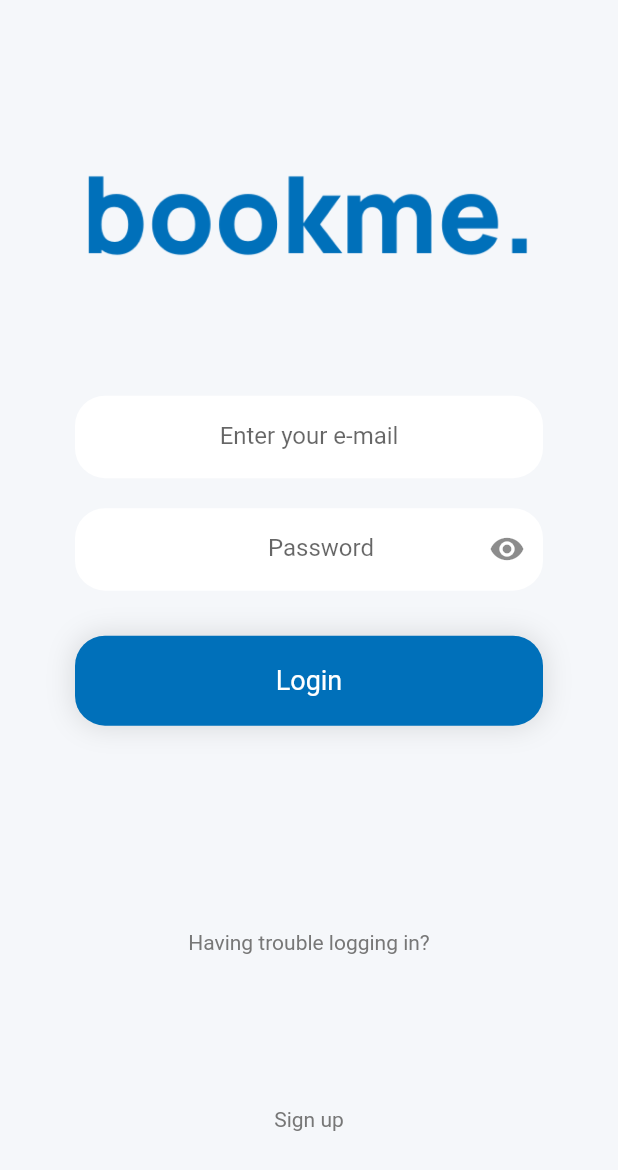
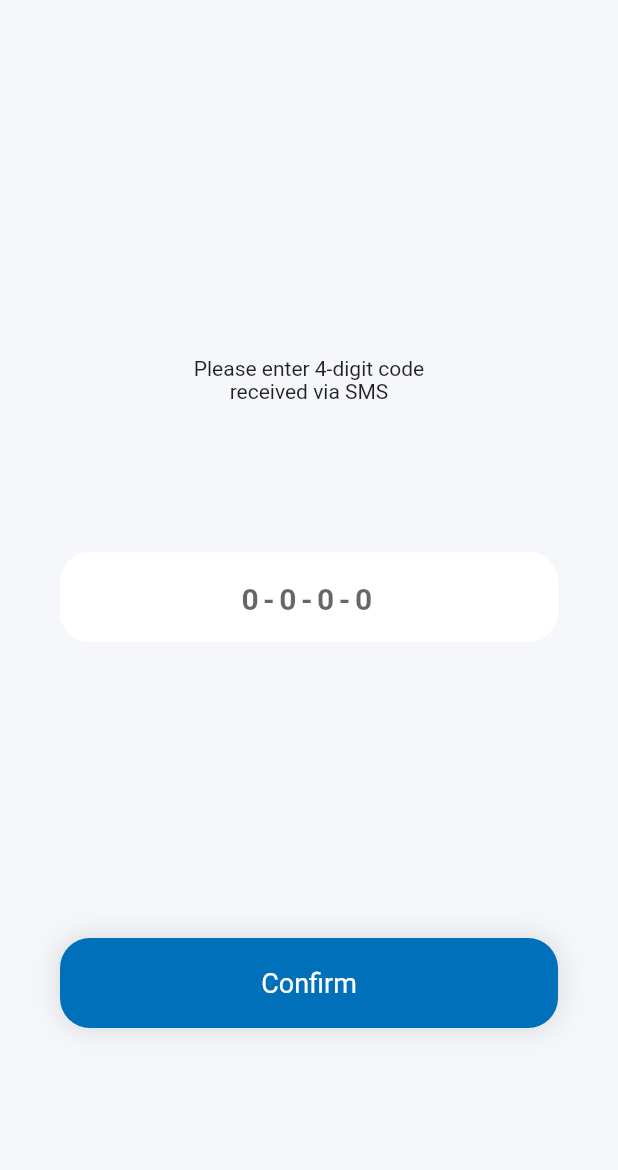
Before and after one commit to batborek/bookme-mobile, a Flutter app: the screen it shows after launch, on a phone screen of 412 x 824 dp. Shown: the top 1170 px of the screen. Run offline on Flutter 3.47's test engine with Material 2 defaults, Android fonts, the phone set to English and light mode, and no system bars; our stand-ins replace country_picker.

Commit message:
added signin/signup pages

```diff
--- a/lib/main.dart
+++ b/lib/main.dart
@@ -2,6 +2,7 @@ import 'package:flutter/material.dart';
 import 'package:flutter/rendering.dart';
 import 'pages/rooms/yourSelection.dart';
 import 'pages/rooms/reservedSuccess.dart';
+import 'pages/signup/enterCode.dart';
 
 void main() {
   runApp(MyApp());
@@ -14,7 +15,7 @@ class MyApp extends StatelessWidget {
     return MaterialApp(
       debugShowCheckedModeBanner: false,
       title: 'Flutter Deo',
-      home: MyHomePage(),
+      home: EnterCode(),
     );
   }
 }
--- /dev/null
+++ b/lib/pages/signup/enterCode.dart
@@ -0,0 +1,109 @@
+import 'package:flutter/material.dart';
+import 'package:country_picker/country_picker.dart';
+import 'package:flutter/services.dart';
+import 'package:flutter/rendering.dart';
+
+class EnterCode extends StatefulWidget {
+  @override
+  _EnterCodeState createState() => _EnterCodeState();
+}
+
+class _EnterCodeState extends State<EnterCode> {
+  @override
+  Widget build(BuildContext context) {
+    return Scaffold(
+      backgroundColor: Color(0xffF5F7FA),
+      body: Container(
+        alignment: Alignment.center,
+        padding: EdgeInsets.only(top: 40, bottom: 40, left: 40, right: 40),
+        child: Column(
+          children: [
+            Expanded(
+              flex: 2,
+              child: SizedBox(
+                height: 1,
+              ),
+            ),
+            Text(
+              'Please enter 4-digit code\nreceived via SMS',
+              textAlign: TextAlign.center,
+            ),
+            Expanded(
+              flex: 1,
+              child: SizedBox(
+                height: 1,
+              ),
+            ),
+            Container(
+              height: 60,
+              width: double.infinity,
+              decoration: BoxDecoration(
+                color: Colors.white,
+                borderRadius: BorderRadius.circular(20),
+              ),
+              child: TextField(
+                onChanged: (val) {
+                  if (val.length == 4) {
+                    //10 is the length of the phone number you're allowing
+                    FocusScope.of(context).requestFocus(FocusNode());
+                  }
+                },
+                style: TextStyle(
+                    fontSize: 22,
+                    fontWeight: FontWeight.bold,
+                    letterSpacing: 3.0),
+                keyboardType: TextInputType.number,
+                textAlign: TextAlign.center,
+                obscureText: false,
+                decoration: InputDecoration(
+                    filled: true,
+                    fillColor: Colors.white,
+                    hoverColor: Colors.white,
+                    focusColor: Colors.white,
+                    border: OutlineInputBorder(
+                        borderRadius: BorderRadius.circular(20),
+                        borderSide: BorderSide.none),
+                    alignLabelWithHint: true,
+                    hintText: "0-0-0-0",
+                    hintStyle:
+                        TextStyle(fontSize: 20, fontWeight: FontWeight.bold)),
+              ),
+            ),
+            Expanded(
+              flex: 2,
+              child: SizedBox(
+                height: 1,
+              ),
+            ),
+            Container(
+              alignment: Alignment.center,
+              child: Text(
+                'Confirm',
+                style: TextStyle(color: Colors.white, fontSize: 18),
+              ),
+              decoration: BoxDecoration(
+                boxShadow: [
+                  BoxShadow(
+                    blurRadius: 15,
+                    color: Colors.black12,
+                    spreadRadius: 1,
+                  ),
+                ],
+                color: Color(0xff0070BA),
+                borderRadius: BorderRadius.circular(20),
+              ),
+              width: double.infinity,
+              height: 60,
+            ),
+            Expanded(
+              flex: 1,
+              child: SizedBox(
+                height: 1,
+              ),
+            ),
+          ],
+        ),
+      ),
+    );
+  }
+}
--- a/pubspec.yaml
+++ b/pubspec.yaml
@@ -28,6 +28,7 @@ dependencies:
   # The following adds the Cupertino Icons font to your application.
   # Use with the CupertinoIcons class for iOS style icons.
   cupertino_icons: ^1.0.0
+  country_picker: ^1.1.4
 
 dev_dependencies:
   flutter_test:
```
Also changed, not shown: lib/pages/signup/signUp.dart (added, +149 -0 lines), pubspec.lock.
